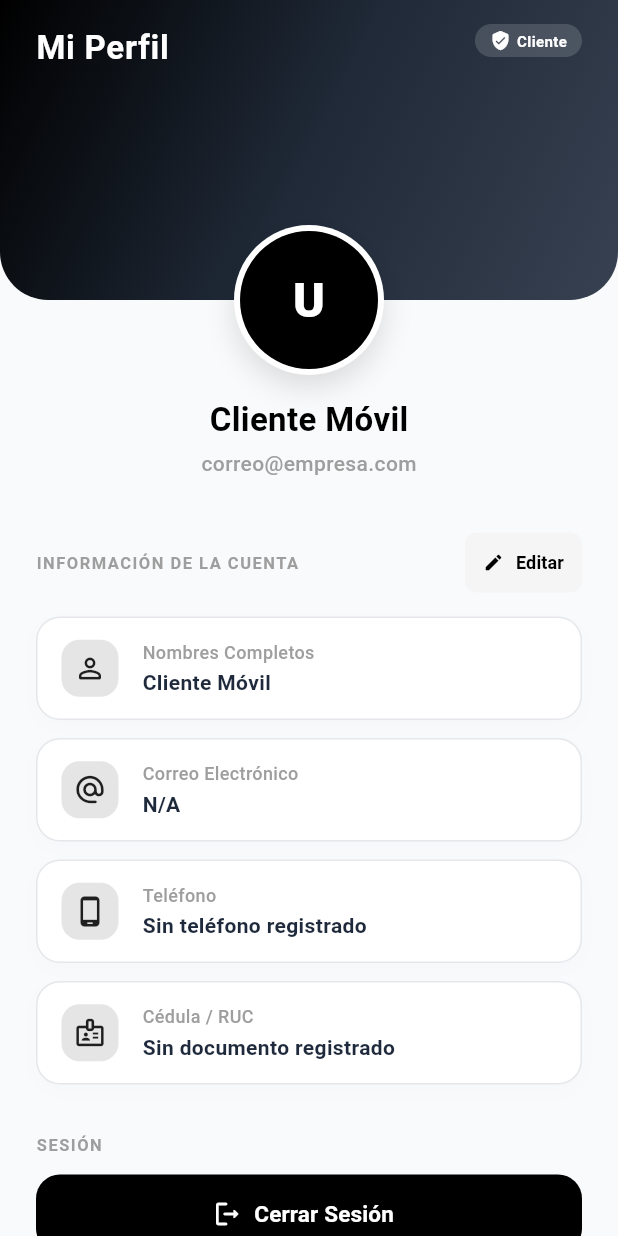
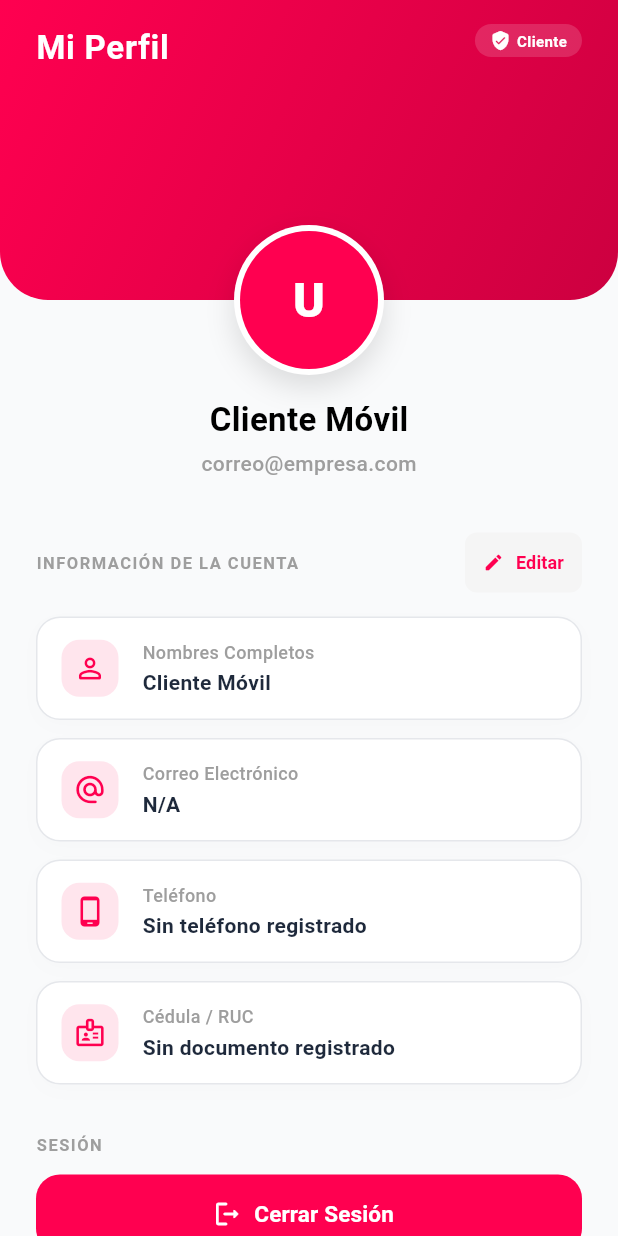
Before and after one commit to Josu-F1/Distribuidas_final, a Flutter app: the ProfilePage screen opened directly, on a phone screen of 412 x 824 dp. Run offline on Flutter 3.47's test engine with Material 3 defaults, Android fonts, the phone set to English and light mode, and no system bars; our stand-ins replace flutter_map, google_nav_bar, latlong2; missing offline and left inert: dart:js; network calls fail.

Commit message:
funcionanando bien

```diff
--- a/vent_productos/lib/pages/main_layout.dart
+++ b/vent_productos/lib/pages/main_layout.dart
@@ -355,9 +355,9 @@ class _ProfilePageState extends State<ProfilePage> {
                   decoration: const BoxDecoration(
                     gradient: LinearGradient(
                       colors: [
-                        Colors.black,
-                        Color(0xFF1F2937),
-                        Color(0xFF374151),
+                        Color(0xFFFF0050),
+                        Color(0xFFE60048),
+                        Color(0xFFCC0040),
                       ],
                       begin: Alignment.topLeft,
                       end: Alignment.bottomRight,
@@ -428,7 +428,7 @@ class _ProfilePageState extends State<ProfilePage> {
                     ),
                     child: CircleAvatar(
                       radius: 46,
-                      backgroundColor: Colors.black,
+                      backgroundColor: const Color(0xFFFF0050),
                       child: Text(
                         initials,
                         style: const TextStyle(
@@ -477,11 +477,11 @@ class _ProfilePageState extends State<ProfilePage> {
                               _isEditing = true;
                             });
                           },
-                          icon: const Icon(Icons.edit_rounded, size: 14, color: Colors.black),
+                          icon: const Icon(Icons.edit_rounded, size: 14, color: Color(0xFFFF0050)),
                           label: const Text(
                             'Editar',
                             style: TextStyle(
-                              color: Colors.black,
+                              color: Color(0xFFFF0050),
                               fontSize: 12,
                               fontWeight: FontWeight.bold,
                             ),
@@ -545,7 +545,7 @@ class _ProfilePageState extends State<ProfilePage> {
                         ElevatedButton(
                           onPressed: _isSaving ? null : _saveProfile,
                           style: ElevatedButton.styleFrom(
-                            backgroundColor: Colors.black,
+                            backgroundColor: const Color(0xFFFF0050),
                             foregroundColor: Colors.white,
                             shape: RoundedRectangleBorder(
                               borderRadius: BorderRadius.circular(8),
@@ -565,21 +565,21 @@ class _ProfilePageState extends State<ProfilePage> {
                     // Vista normal
                     _buildInfoCard(
                       icon: Icons.person_outline_rounded,
-                      iconColor: Colors.black87,
+                      iconColor: const Color(0xFFFF0050),
                       title: 'Nombres Completos',
                       value: auth.nombreCompleto,
                     ),
                     const SizedBox(height: 12),
                     _buildInfoCard(
                       icon: Icons.alternate_email_rounded,
-                      iconColor: Colors.black87,
+                      iconColor: const Color(0xFFFF0050),
                       title: 'Correo Electrónico',
                       value: auth.email ?? 'N/A',
                     ),
                     const SizedBox(height: 12),
                     _buildInfoCard(
                       icon: Icons.phone_android_rounded,
-                      iconColor: Colors.black87,
+                      iconColor: const Color(0xFFFF0050),
                       title: 'Teléfono',
                       value: (auth.telefono != null && auth.telefono!.isNotEmpty)
                           ? auth.telefono!
@@ -588,7 +588,7 @@ class _ProfilePageState extends State<ProfilePage> {
                     const SizedBox(height: 12),
                     _buildInfoCard(
                       icon: Icons.badge_outlined,
-                      iconColor: Colors.black87,
+                      iconColor: const Color(0xFFFF0050),
                       title: 'Cédula / RUC',
                       value: (auth.cedula != null && auth.cedula!.isNotEmpty)
                           ? auth.cedula!
@@ -618,7 +618,7 @@ class _ProfilePageState extends State<ProfilePage> {
                         style: TextStyle(fontSize: 15, fontWeight: FontWeight.bold),
                       ),
                       style: ElevatedButton.styleFrom(
-                        backgroundColor: Colors.black,
+                        backgroundColor: const Color(0xFFFF0050),
                         foregroundColor: Colors.white,
                         elevation: 0,
                         shape: RoundedRectangleBorder(
```
